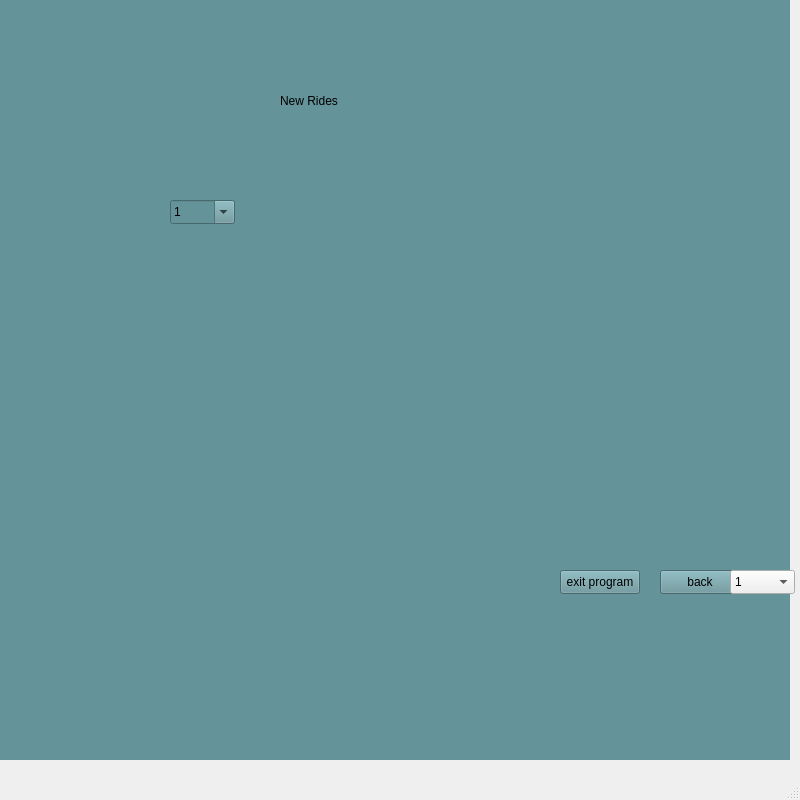
Qt form omar qt/QtWidgetsApplication3.ui (MohammedNaser28/SP_metro_system) before a commit.
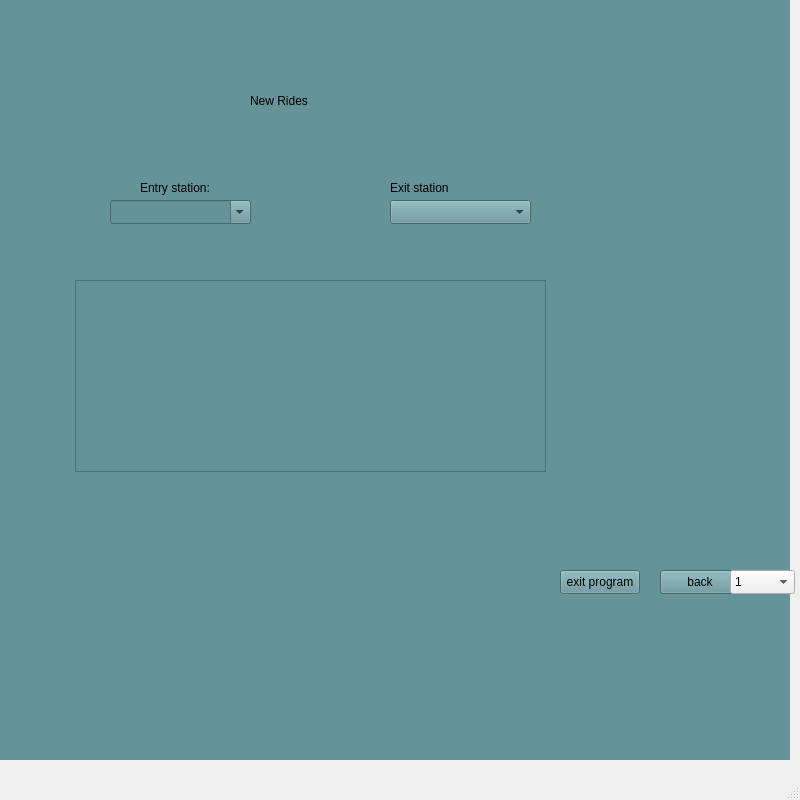
The same form after that commit. The open tabs and pages were chosen to show the change. Icons and pictures are not drawn.

```diff
--- a/omar qt/QtWidgetsApplication3.ui
+++ b/omar qt/QtWidgetsApplication3.ui
@@ -92,7 +92,7 @@
      <widget class="QWidget" name="widget_20" native="true">
       <property name="geometry">
        <rect>
-        <x>90</x>
+        <x>60</x>
         <y>80</y>
         <width>591</width>
         <height>451</height>
@@ -120,9 +120,9 @@
        </property>
        <property name="geometry">
         <rect>
-         <x>90</x>
+         <x>60</x>
          <y>160</y>
-         <width>65</width>
+         <width>141</width>
          <height>24</height>
         </rect>
        </property>
@@ -130,7 +130,7 @@
         <bool>true</bool>
        </property>
        <property name="currentText">
-        <string>1</string>
+        <string/>
        </property>
        <property name="maxVisibleItems">
         <number>10</number>
@@ -138,66 +138,52 @@
        <property name="insertPolicy">
         <enum>QComboBox::InsertPolicy::InsertAfterCurrent</enum>
        </property>
-       <item>
-        <property name="text">
-         <string>1</string>
-        </property>
-       </item>
-       <item>
-        <property name="text">
-         <string>2</string>
-        </property>
-       </item>
-       <item>
-        <property name="text">
-         <string>3</string>
-        </property>
-       </item>
-       <item>
-        <property name="text">
-         <string>4</string>
-        </property>
-       </item>
-       <item>
-        <property name="text">
-         <string>5</string>
-        </property>
-       </item>
-       <item>
-        <property name="text">
-         <string>6</string>
-        </property>
-       </item>
-       <item>
-        <property name="text">
-         <string>7</string>
-        </property>
-       </item>
-       <item>
-        <property name="text">
-         <string>8</string>
-        </property>
-       </item>
-       <item>
-        <property name="text">
-         <string>9</string>
-        </property>
-       </item>
-       <item>
-        <property name="text">
-         <string>10</string>
-        </property>
-       </item>
-       <item>
-        <property name="text">
-         <string>11</string>
-        </property>
-       </item>
-       <item>
-        <property name="text">
-         <string>12</string>
-        </property>
-       </item>
+      </widget>
+      <widget class="QComboBox" name="endstation">
+       <property name="geometry">
+        <rect>
+         <x>340</x>
+         <y>160</y>
+         <width>141</width>
+         <height>24</height>
+        </rect>
+       </property>
+      </widget>
+      <widget class="QLabel" name="start_label">
+       <property name="geometry">
+        <rect>
+         <x>90</x>
+         <y>140</y>
+         <width>91</width>
+         <height>16</height>
+        </rect>
+       </property>
+       <property name="text">
+        <string>Entry station:</string>
+       </property>
+      </widget>
+      <widget class="QLabel" name="end_lable">
+       <property name="geometry">
+        <rect>
+         <x>340</x>
+         <y>140</y>
+         <width>71</width>
+         <height>16</height>
+        </rect>
+       </property>
+       <property name="text">
+        <string>Exit station</string>
+       </property>
+      </widget>
+      <widget class="QTextBrowser" name="textBrowser">
+       <property name="geometry">
+        <rect>
+         <x>25</x>
+         <y>240</y>
+         <width>471</width>
+         <height>192</height>
+        </rect>
+       </property>
       </widget>
      </widget>
      <widget class="QPushButton" name="back4">
@@ -250,23 +236,7 @@
         <string notr="true">font: 700 26pt &quot;Times New Roman&quot;;</string>
        </property>
        <property name="text">
-        <string>Rides History </string>
-       </property>
-      </widget>
-      <widget class="QTextBrowser" name="textBrowser">
-       <property name="geometry">
-        <rect>
-         <x>15</x>
-         <y>150</y>
-         <width>491</width>
-         <height>331</height>
-        </rect>
-       </property>
-       <property name="font">
-        <font>
-         <family>Arial</family>
-         <pointsize>14</pointsize>
-        </font>
+        <string>Rides History</string>
        </property>
       </widget>
      </widget>
```
Left out of the diff: 12 changed lines with no effect on the pictures.
